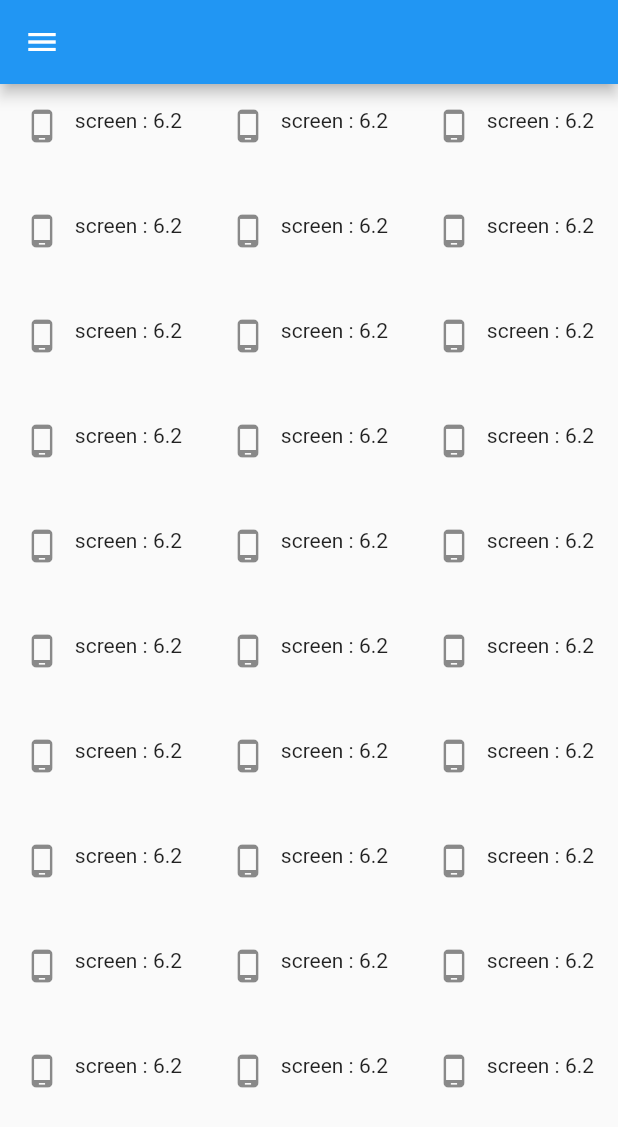
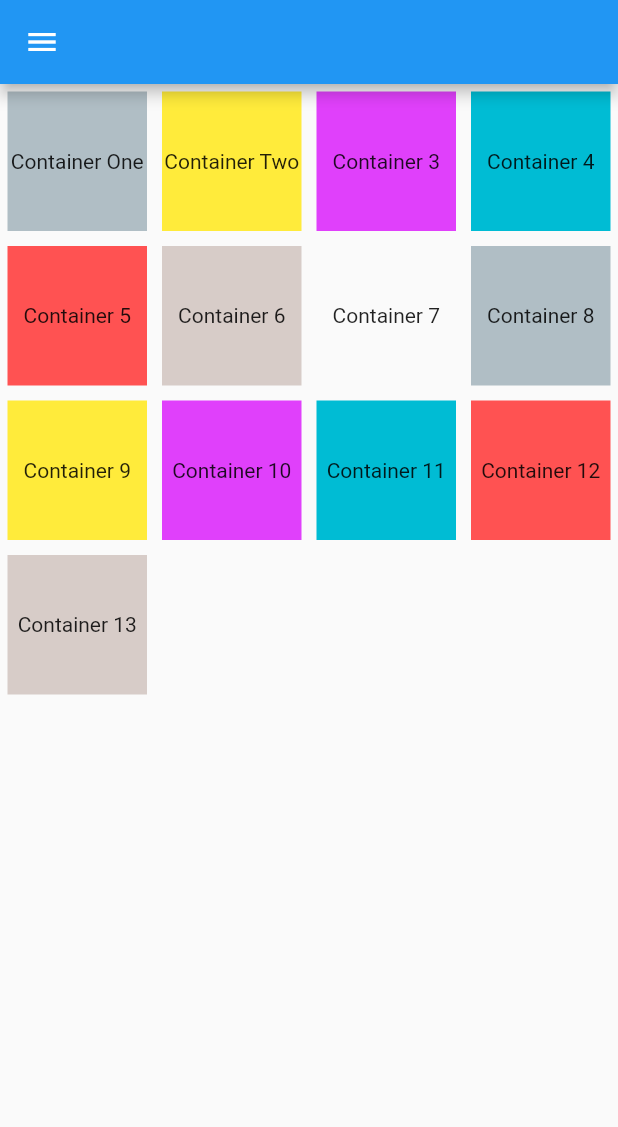
Before and after one commit to OuchattiKhadija/First_App_Flutter, a Flutter app: the screen it shows after launch, on a phone screen of 412 x 824 dp. Shown: the top 1127 px of the screen. Run offline on Flutter 3.47's test engine with Material 2 defaults, Android fonts, the phone set to English and light mode, and no system bars.

Commit message:
Grid View Count

```diff
--- a/lib/otherWidget.dart
+++ b/lib/otherWidget.dart
@@ -71,22 +71,31 @@ class _OtherState extends State<Other> {
     return Scaffold(
         appBar: AppBar(),
         drawer: Drawer(),
-        body: GridView.builder(
-          //scrollDirection: Axis.horizontal,
-            gridDelegate: SliverGridDelegateWithFixedCrossAxisCount(
-                crossAxisCount: 3, mainAxisSpacing: 35.0, mainAxisExtent: 35.0,childAspectRatio:2),
-            itemCount: mobile.length,
-            itemBuilder: (context, i) {
-              return ListTile(
-                leading: Icon(Icons.phone_android),
-                isThreeLine: true,
-                title: Text("${mobile[i]['name']}"),
-                subtitle: Text(mobile[i]['cpu']),
-                trailing: Text("screen : ${mobile[i]['screen']}"),
-              );
-            }));
+        body: GridView.count(crossAxisCount:4,
+
+            children: [
+              Container(child: Text("Container One"),color: Colors.blueGrey.shade200,margin:  EdgeInsets.all(5),alignment: Alignment.center ,),
+              Container(child: Text("Container Two"),color: Colors.yellow,margin:  EdgeInsets.all(5),alignment: Alignment.center ,),
+              Container(child: Text("Container 3"),color: Colors.purpleAccent,margin:  EdgeInsets.all(5),alignment: Alignment.center ,),
+              Container(child: Text("Container 4"),color: Colors.cyan,margin:  EdgeInsets.all(5),alignment: Alignment.center ,),
+              Container(child: Text("Container 5"),color: Colors.redAccent,margin:  EdgeInsets.all(5),alignment: Alignment.center ,),
+              Container(child: Text("Container 6"),color: Colors.brown.shade100,margin:  EdgeInsets.all(5),alignment: Alignment.center ,),
+              Container(child: Text("Container 7"),color: Colors.transparent,margin:  EdgeInsets.all(5),alignment: Alignment.center ,),
+               Container(child: Text("Container 8"),color: Colors.blueGrey.shade200,margin:  EdgeInsets.all(5),alignment: Alignment.center ,),
+              Container(child: Text("Container 9"),color: Colors.yellow,margin:  EdgeInsets.all(5),alignment: Alignment.center ,),
+              Container(child: Text("Container 10"),color: Colors.purpleAccent,margin:  EdgeInsets.all(5),alignment: Alignment.center ,),
+              Container(child: Text("Container 11"),color: Colors.cyan,margin:  EdgeInsets.all(5),alignment: Alignment.center ,),
+              Container(child: Text("Container 12"),color: Colors.redAccent,margin:  EdgeInsets.all(5),alignment: Alignment.center ,),
+              Container(child: Text("Container 13"),color: Colors.brown.shade100,margin:  EdgeInsets.all(5),alignment: Alignment.center ,),
+
+            ],
+            ));
   }
 }
 
 
 //ListViewBuilder = ListView + loop
+
+//GridViewBuilder = GridView + loop
+
+//ListGenerate => loop like for /while
```
